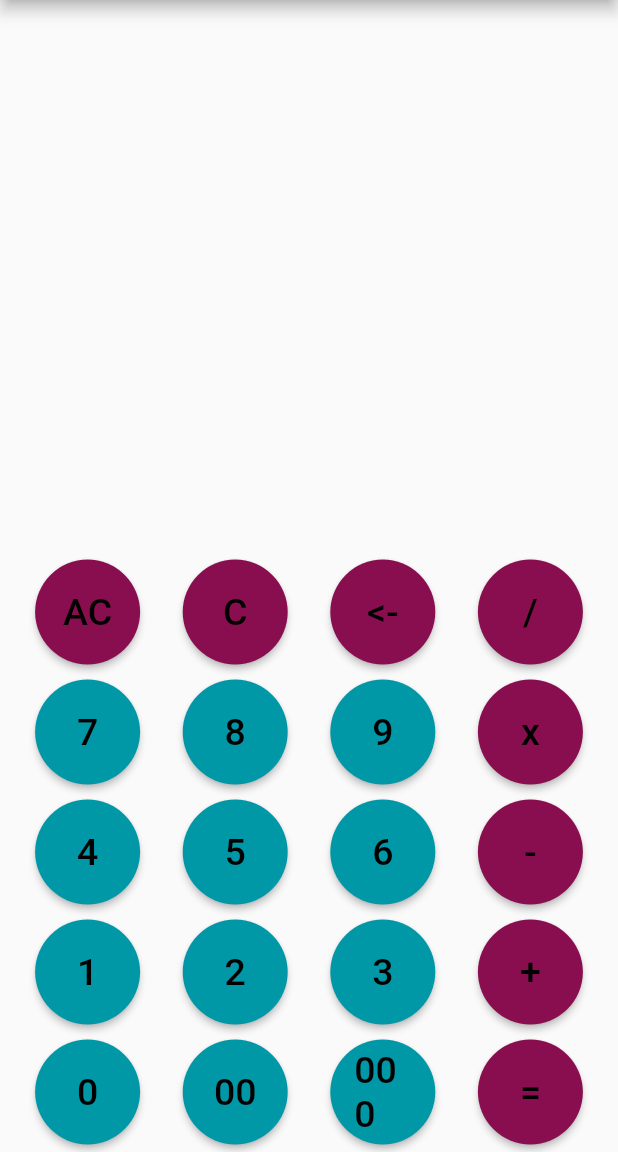
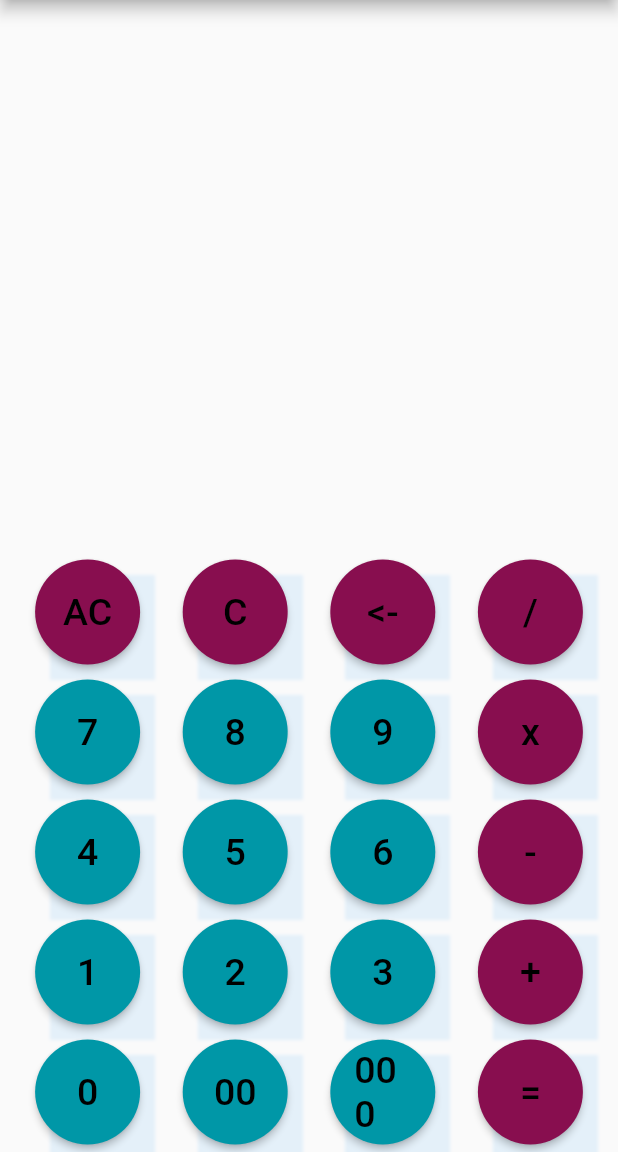
Before and after one commit to Rucha1060/flutter_task2, a Flutter app: the screen it shows after launch, on a phone screen of 412 x 824 dp, the part 84-1236 px from its top. Run offline on Flutter 3.47's test engine with Material 2 defaults, Android fonts, the phone set to English and light mode, and no system bars.

```diff
--- a/lib/calculator_btn.dart
+++ b/lib/calculator_btn.dart
@@ -9,6 +9,15 @@ class CalcButton extends StatelessWidget {
   Widget build(BuildContext context) {
     return Container(
       margin: EdgeInsets.all(5),
+      decoration: BoxDecoration(
+        boxShadow: <BoxShadow>[
+          BoxShadow(
+            color: Colors.blue.withOpacity(0.1),
+            blurRadius: 1,
+            offset: Offset(10, 10),
+          ),
+        ],
+      ),
       child: SizedBox(
           width: 70,
           height: 70,
```
Also changed, not shown: 1 other file.
